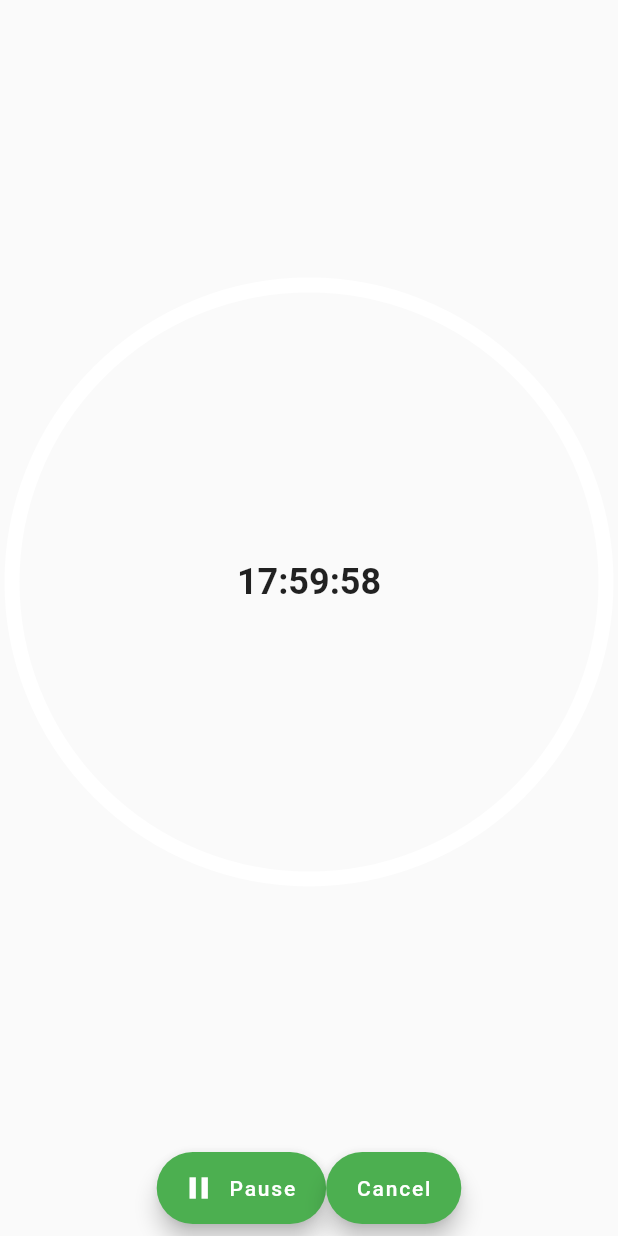
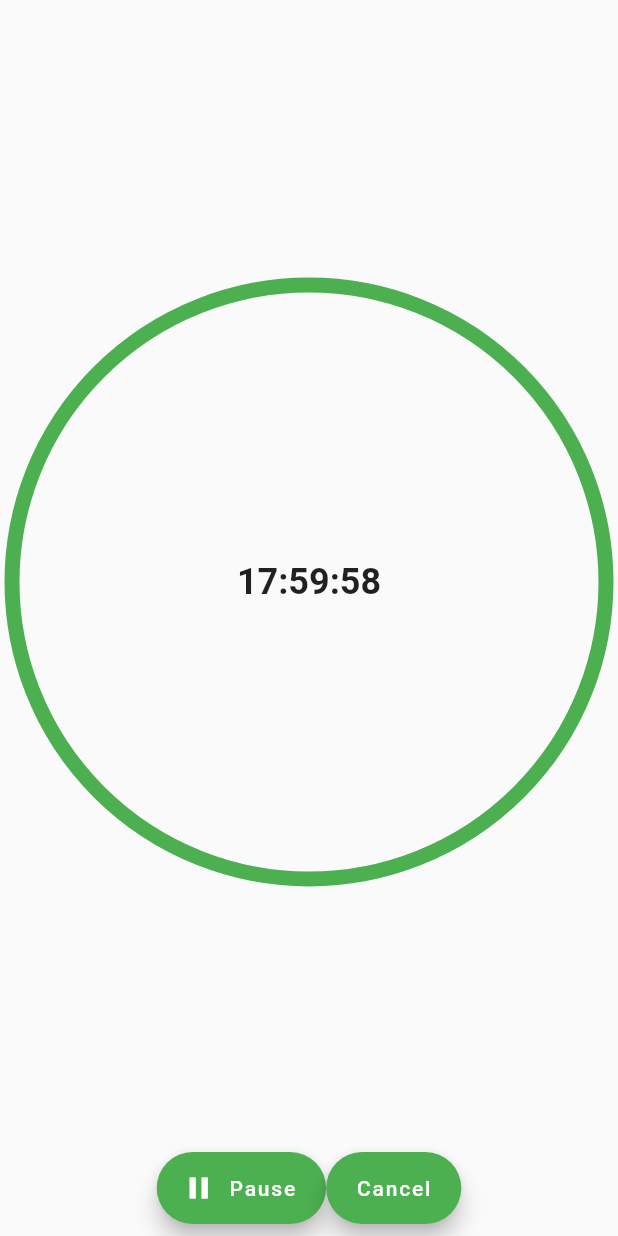
Before and after one commit to lateofrederick/flutter_one_day_builds, a Flutter app: the screen it shows after launch, scrolled down 576 dp, after a tap on "start", on a phone screen of 412 x 824 dp. Run offline on Flutter 3.47's test engine with Material 2 defaults, Android fonts, the phone set to English and light mode, and no system bars; our stand-ins replace localstorage.

Commit message:
changed color to green

```diff
--- a/timer/lib/components/circular_painter.dart
+++ b/timer/lib/components/circular_painter.dart
@@ -11,7 +11,7 @@ class CircularPainter extends CustomPainter {
   @override
   void paint(Canvas canvas, Size size) {
     Paint paint = Paint()
-      ..color = backgroundColor
+      ..color = Colors.green
       ..strokeWidth = 10
       ..style = PaintingStyle.stroke
       ..strokeCap = StrokeCap.round;
```
